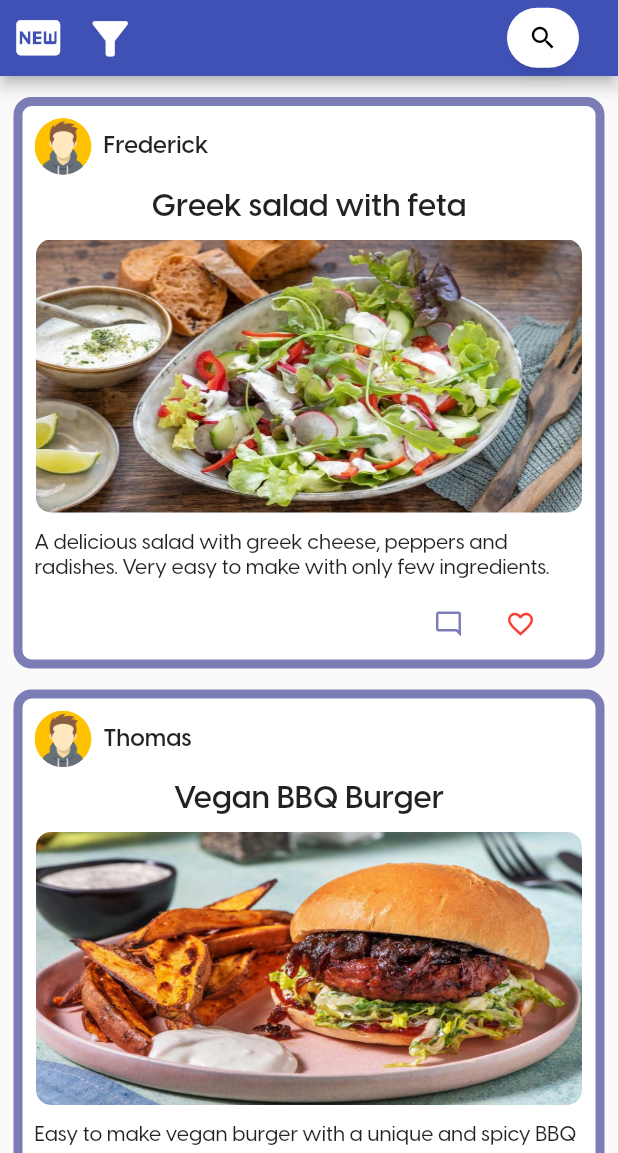
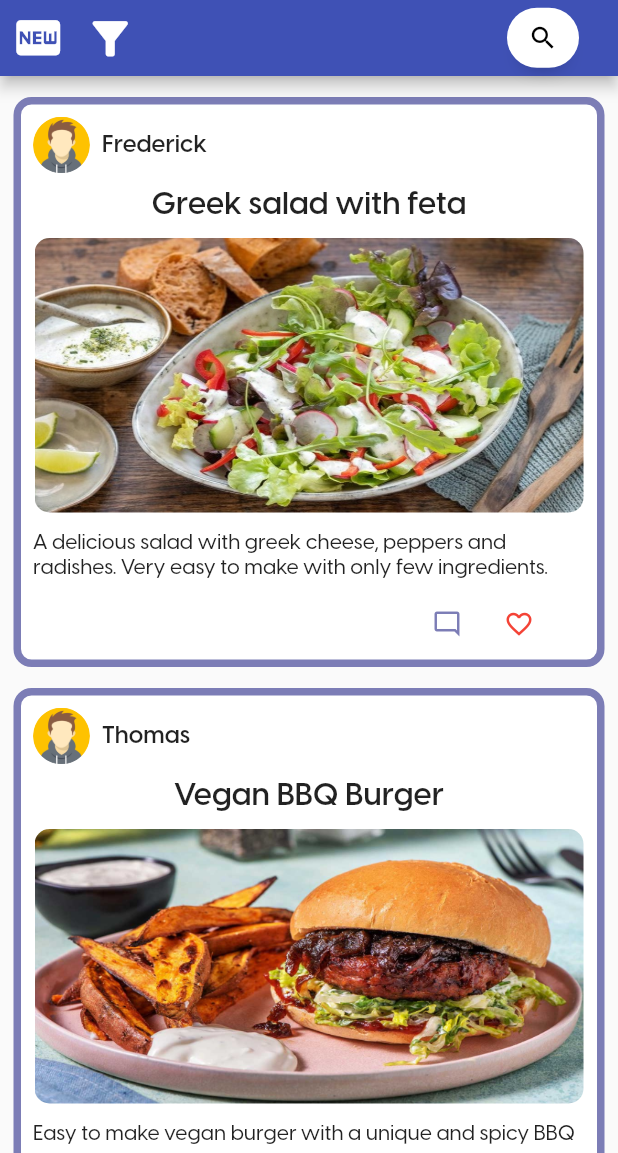
Before and after one commit to Fabian-Peter/mobile-app-dev, a Flutter app: the screen it shows once a user with an empty profile is signed in, on a phone screen of 412 x 824 dp, the part 83-1236 px from its top. Run offline on Flutter 3.47's test engine with Material 2 defaults, Android fonts, the phone set to English and light mode, and no system bars; drawn by our look-alikes of anim_search_bar; our stand-ins replace firebase_auth, firebase_core, firebase_database, image_picker; missing offline and left inert: dart:ffi, firebase_ui_auth; accounts and stored records are empty; network calls fail; statements that could not run were skipped.

Commit message:
made container border in home_screen slightly smaller

```diff
--- a/DiaBeatThis/lib/screens/home_screen.dart
+++ b/DiaBeatThis/lib/screens/home_screen.dart
@@ -194,7 +194,7 @@ class _HomeScreenState extends State<HomeScreen> {
           child: Container(
             decoration: BoxDecoration(
               color: COLOR_WHITE,
-              border: Border.all(width: 6, color: COLOR_INDIGO_LIGHT),
+              border: Border.all(width: 5, color: COLOR_INDIGO_LIGHT),
               borderRadius: BorderRadius.circular(12),
             ),
             child: SafeArea(
```
